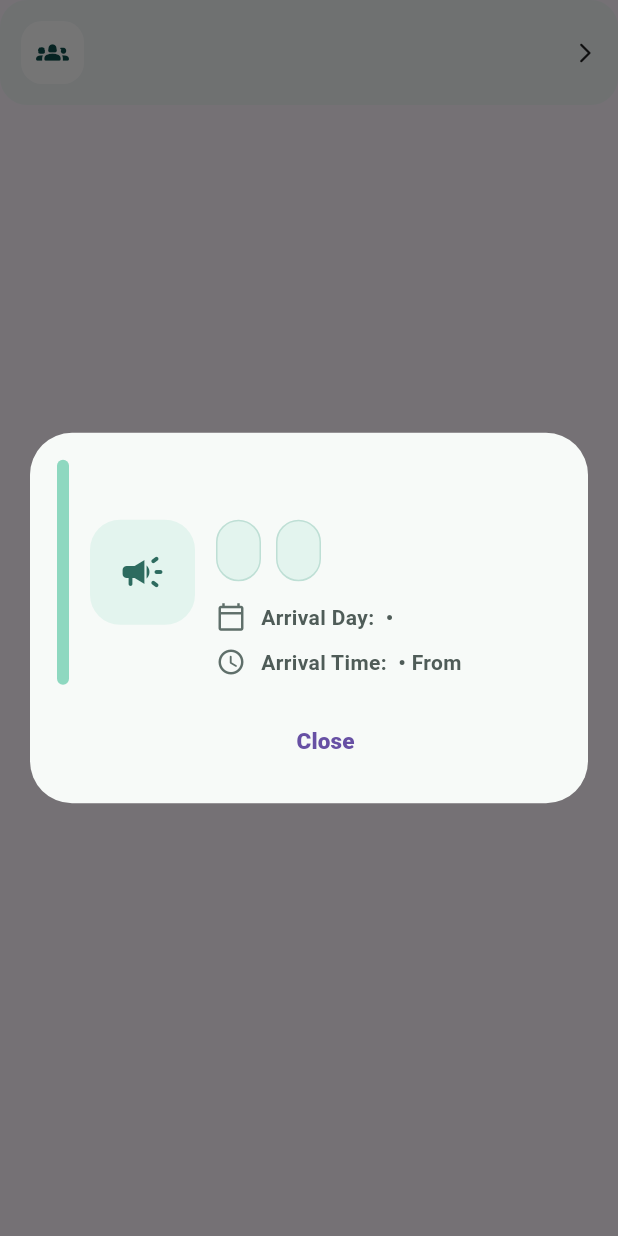
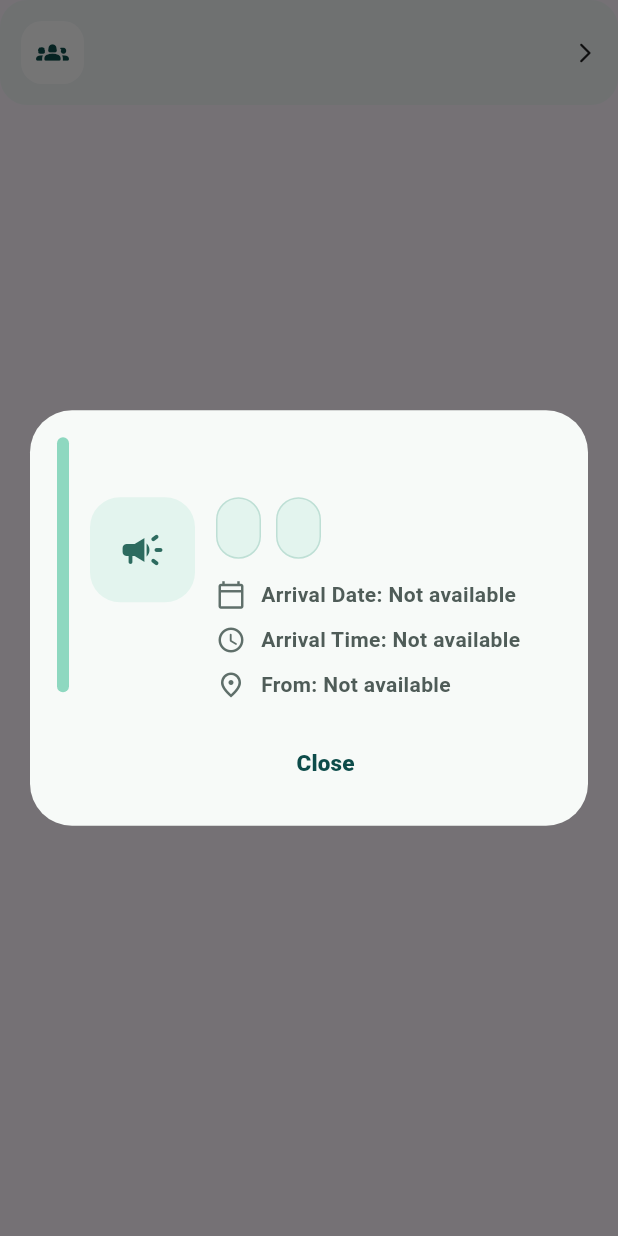
Before and after one commit to Raneem4792/Gradproject, a Flutter app: the _CampaignTile widget shown alone on an empty page, opened directly with empty values, after a tap on the "groups 2" icon, on a phone screen of 412 x 824 dp. Run offline on Flutter 3.47's test engine with Material 3 defaults, Android fonts, the phone set to English and light mode, and no system bars; our stand-ins replace image_picker; accounts and stored records are empty.

Commit message:
Update provider_profile_page.dart

```diff
--- a/nu/lib/pages/provider_profile_page.dart
+++ b/nu/lib/pages/provider_profile_page.dart
@@ -1103,10 +1103,7 @@ class _CampaignsCard extends StatelessWidget {
               title: c['campaignName'] ?? '',
               campaignId: c['campaignNumber'] ?? '',
               pilgrimsCount: "${c['numberOfPilgrims'] ?? 0} pilgrims",
-              arrivalDay: "",
-              arrivalDate: "",
-              arrivalTime: c['arrivalDetails'] ?? '',
-              fromCountry: "",
+              arrivalDetails: c['arrivalDetails'] ?? '',
             ),
           );
         }),
@@ -1119,22 +1116,58 @@ class _CampaignTile extends StatelessWidget {
   final String title;
   final String campaignId;
   final String pilgrimsCount;
-  final String arrivalDay;
-  final String arrivalDate;
-  final String arrivalTime;
-  final String fromCountry;
+  final String arrivalDetails;
 
   const _CampaignTile({
     required this.title,
     required this.campaignId,
     required this.pilgrimsCount,
-    required this.arrivalDay,
-    required this.arrivalDate,
-    required this.arrivalTime,
-    required this.fromCountry,
+    required this.arrivalDetails,
   });
 
+  String _extractLine(String source, String prefix) {
+    final lines = source.split('\n');
+    for (final line in lines) {
+      if (line.startsWith(prefix)) {
+        return line.replaceFirst(prefix, '').trim();
+      }
+    }
+    return '';
+  }
+
+  String _formatArrivalDate(String raw) {
+    if (raw.isEmpty) return 'Not available';
+
+    final parsed = DateTime.tryParse(raw);
+    if (parsed == null) return raw;
+
+    String two(int n) => n.toString().padLeft(2, '0');
+    return '${parsed.year}-${two(parsed.month)}-${two(parsed.day)}';
+  }
+
+  String _formatArrivalTime(String raw) {
+    if (raw.isEmpty) return 'Not available';
+
+    final parsed = DateTime.tryParse(raw);
+    if (parsed == null) return raw;
+
+    String two(int n) => n.toString().padLeft(2, '0');
+    int hour = parsed.hour;
+    final minute = two(parsed.minute);
+    final amPm = hour >= 12 ? 'PM' : 'AM';
+    hour = hour % 12;
+    if (hour == 0) hour = 12;
+
+    return '$hour:$minute $amPm';
+  }
+
   void _showCampaignDialog(BuildContext context) {
+    final fromText = _extractLine(arrivalDetails, 'From:');
+    final rawArrivalTime = _extractLine(arrivalDetails, 'Arrival Time:');
+
+    final formattedDate = _formatArrivalDate(rawArrivalTime);
+    final formattedTime = _formatArrivalTime(rawArrivalTime);
+
     showDialog(
       context: context,
       builder: (_) {
@@ -1152,7 +1185,7 @@ class _CampaignTile extends StatelessWidget {
               children: [
                 Container(
                   width: 8,
-                  height: 150,
+                  height: 170,
                   decoration: BoxDecoration(
                     color: const Color(0xFF8ED8C0),
                     borderRadius: BorderRadius.circular(999),
@@ -1199,6 +1232,7 @@ class _CampaignTile extends StatelessWidget {
                               children: [
                                 Wrap(
                                   spacing: 10,
+                                  runSpacing: 10,
                                   children: [
                                     _DialogBadge(text: campaignId),
                                     _DialogBadge(text: pilgrimsCount),
@@ -1207,14 +1241,18 @@ class _CampaignTile extends StatelessWidget {
                                 const SizedBox(height: 14),
                                 _DialogDetailRow(
                                   icon: Icons.calendar_today_outlined,
-                                  text:
-                                      "Arrival Day: $arrivalDay • $arrivalDate",
+                                  text: "Arrival Date: $formattedDate",
                                 ),
                                 const SizedBox(height: 10),
                                 _DialogDetailRow(
                                   icon: Icons.access_time_rounded,
+                                  text: "Arrival Time: $formattedTime",
+                                ),
+                                const SizedBox(height: 10),
+                                _DialogDetailRow(
+                                  icon: Icons.place_outlined,
                                   text:
-                                      "Arrival Time: $arrivalTime • From $fromCountry",
+                                      "From: ${fromText.isEmpty ? 'Not available' : fromText}",
                                 ),
                               ],
                             ),
@@ -1230,6 +1268,7 @@ class _CampaignTile extends StatelessWidget {
                             style: TextStyle(
                               fontWeight: FontWeight.w800,
                               fontSize: 15,
+                              color: ProviderProfilePage.primary,
                             ),
                           ),
                         ),
```
